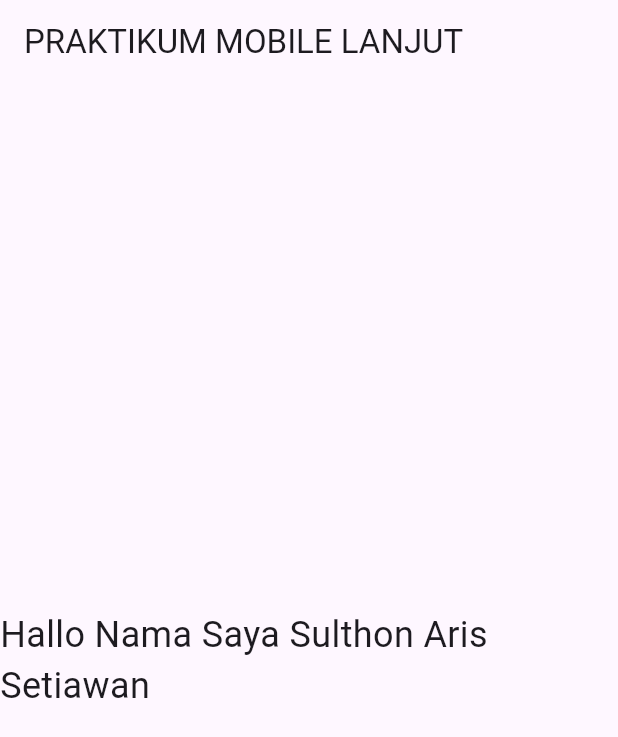
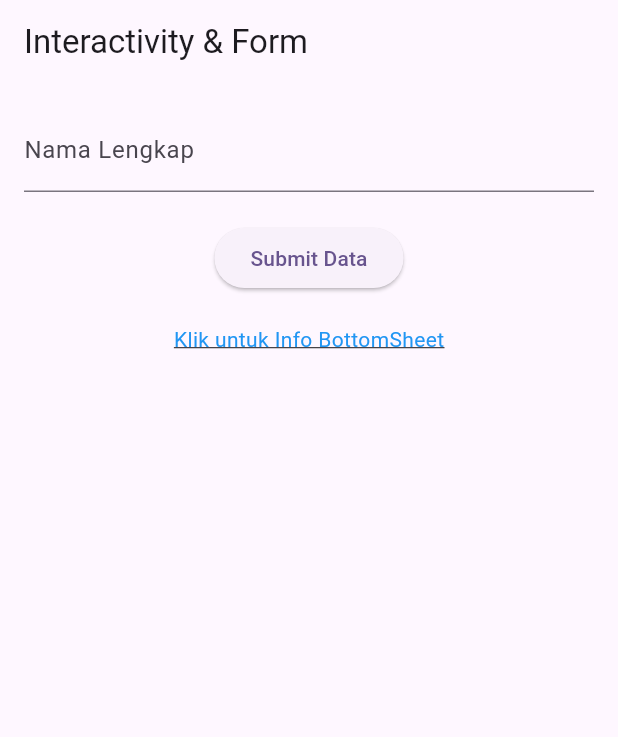
Before and after one commit to sulthonarissetiawan/prak-mola-2317051099, a Flutter app: the screen it shows after launch, on a phone screen of 412 x 824 dp. Shown: the top 737 px of the screen. Run offline on Flutter 3.47's test engine with Material 3 defaults, Android fonts, the phone set to English and light mode, and no system bars.

Commit message:
Pertemuan 4

```diff
--- /dev/null
+++ b/lib/form_widget.dart
@@ -0,0 +1,81 @@
+import 'package:flutter/material.dart';
+
+class FormWidget extends StatefulWidget {
+  const FormWidget({super.key});
+
+  @override
+  State<FormWidget> createState() => _FormWidgetState();
+}
+
+class _FormWidgetState extends State<FormWidget> {
+  final _formKey = GlobalKey<FormState>();
+  final TextEditingController _namaController = TextEditingController();
+
+  @override
+  Widget build(BuildContext context) {
+    return Scaffold(
+      appBar: AppBar(title: const Text('Interactivity & Form')),
+      body: Padding(
+        padding: const EdgeInsets.all(16.0),
+        child: Form(
+          key: _formKey,
+          child: Column(
+            children: [
+              // ini textfield sama validasinya
+              TextFormField(
+                controller: _namaController,
+                decoration: const InputDecoration(labelText: 'Nama Lengkap'),
+                validator: (value) =>
+                    value!.isEmpty ? 'Nama tidak boleh kosong!' : null,
+              ),
+              const SizedBox(height: 20),
+
+              // ini button dan event handlingnya
+              ElevatedButton(
+                onPressed: () {
+                  if (_formKey.currentState!.validate()) {
+                    showDialog(
+                      context: context,
+                      builder: (context) => AlertDialog(
+                        title: const Text('Sukses'),
+                        content: Text('Halo ${_namaController.text}!'),
+                        actions: [
+                          TextButton(
+                            onPressed: () => Navigator.pop(context),
+                            child: const Text('OK'),
+                          ),
+                        ],
+                      ),
+                    );
+                  }
+                },
+                child: const Text('Submit Data'),
+              ),
+              const SizedBox(height: 20),
+
+              //ini gesture sama bottom sheetnya
+              GestureDetector(
+                onTap: () {
+                  showModalBottomSheet(
+                    context: context,
+                    builder: (context) => const Padding(
+                      padding: EdgeInsets.all(20),
+                      child: Text('Ini Bottom Sheet dari GestureDetector!'),
+                    ),
+                  );
+                },
+                child: const Text(
+                  'Klik untuk Info BottomSheet',
+                  style: TextStyle(
+                    color: Colors.blue,
+                    decoration: TextDecoration.underline,
+                  ),
+                ),
+              ),
+            ],
+          ),
+        ),
+      ),
+    );
+  }
+}
--- a/lib/main.dart
+++ b/lib/main.dart
@@ -1,4 +1,9 @@
 import 'package:flutter/material.dart';
+
+// import 'column_widget.dart';
+// import 'row_widget.dart';
+// import 'first_widget.dart';
+import 'form_widget.dart';
 
 void main() {
   runApp(const MyApp());
@@ -10,23 +15,12 @@
   @override
   Widget build(BuildContext context) {
     return MaterialApp(
-      title: 'Flutter Demo',
+      title: 'Praktikum Mobile Lanjut',
       theme: ThemeData(
-        colorScheme: ColorScheme.fromSeed(
-          seedColor: Colors.deepPurple,
-        ),
+        colorScheme: ColorScheme.fromSeed(seedColor: Colors.deepPurple),
+        useMaterial3: true,
       ),
-      home: Scaffold(
-        appBar: AppBar(
-          title: const Text('PRAKTIKUM MOBILE LANJUT'),
-        ),
-        body: const Center(
-          child: Text(
-            'Hallo Nama Saya Sulthon Aris Setiawan',
-            style: TextStyle(fontSize: 24),
-          ),
-        ),
-      ),
+      home: const FormWidget(),
     );
   }
 }
```
Also changed, not shown: lib/column_widget.dart (added), lib/first_widget.dart (added), lib/row_widget.dart (added).
